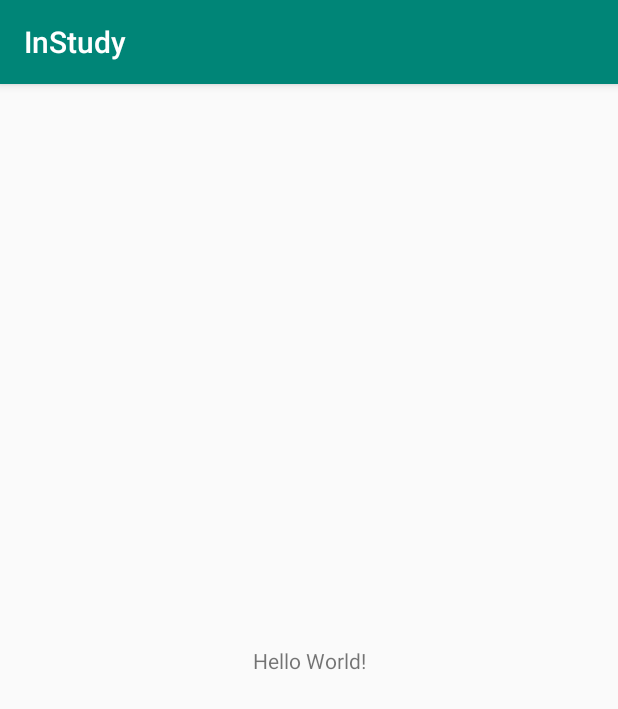
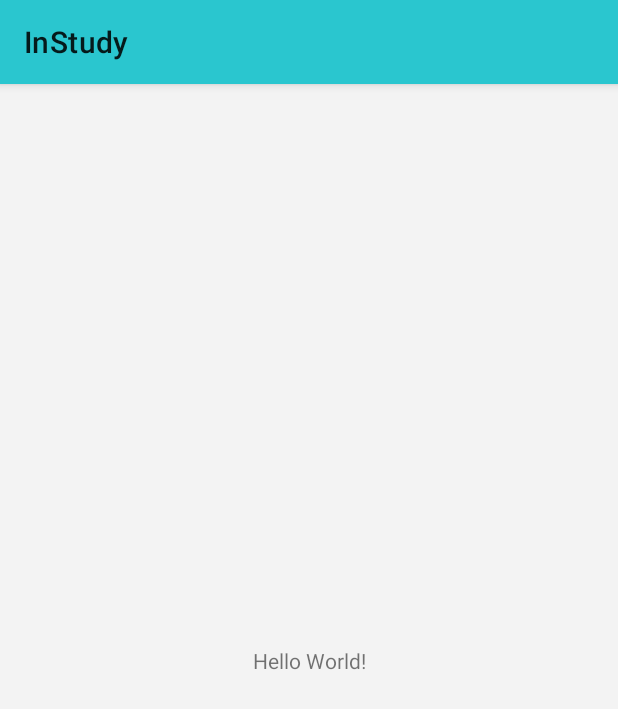
Before and after one commit to Kakainchik/InStudy-MobileApp, an Android app: the screen it shows after launch (MainActivity), on a phone screen of 412 x 824 dp. Shown: the top 709 px of the screen. Run offline under Robolectric (Android 15) with nearby library versions, the phone set to English and light mode, and no system bars.

Commit message:
Made design for signing in page.

```diff
--- a/app/build.gradle
+++ b/app/build.gradle
@@ -32,5 +32,5 @@ dependencies {
     androidTestImplementation 'androidx.test:runner:1.3.0'
     androidTestImplementation 'androidx.test.espresso:espresso-core:3.3.0'
     //Additional
-    implementation 'com.google.android.material:material:1.3.0-alpha03'
+    implementation 'com.google.android.material:material:1.2.1'
 }
--- /dev/null
+++ b/app/src/main/res/drawable-v24/splash_screen.xml
@@ -0,0 +1,11 @@
+<?xml version="1.0" encoding="utf-8"?>
+<!-- Экран загрузки приложения(холодный старт) -->
+<layer-list xmlns:android="http://schemas.android.com/apk/res/android" android:opacity="opaque">
+    <!-- Цвет фона -->
+    <item android:drawable="@color/colorBackground"/>
+
+    <!--<item>-->
+        <!--<bitmap android:src="TODO"-->
+                <!--android:gravity="center"/>-->
+    <!--</item>-->
+</layer-list>
--- a/app/src/main/res/values/colors.xml
+++ b/app/src/main/res/values/colors.xml
@@ -1,6 +1,7 @@
 <?xml version="1.0" encoding="utf-8"?>
 <resources>
-    <color name="colorPrimary">#008577</color>
-    <color name="colorPrimaryDark">#00574B</color>
+    <color name="colorPrimary">#2AC6CF</color>
+    <color name="colorPrimaryDark">#00aebe</color>
     <color name="colorAccent">#D81B60</color>
+    <color name="colorBackground">#f3f3f3</color>
 </resources>
--- /dev/null
+++ b/app/src/main/res/values/dimens.xml
@@ -0,0 +1,4 @@
+<?xml version="1.0" encoding="utf-8"?>
+<resources>
+    <dimen name="title_text_size">26sp</dimen>
+</resources>
--- a/app/src/main/res/values/styles.xml
+++ b/app/src/main/res/values/styles.xml
@@ -1,11 +1,15 @@
 <resources>
 
     <!-- Base application theme. -->
-    <style name="AppTheme" parent="Theme.AppCompat.Light.DarkActionBar">
-        <!-- Customize your theme here. -->
+    <style name="AppTheme" parent="Theme.MaterialComponents.Light">
         <item name="colorPrimary">@color/colorPrimary</item>
         <item name="colorPrimaryDark">@color/colorPrimaryDark</item>
         <item name="colorAccent">@color/colorAccent</item>
+        <item name="android:windowBackground">@color/colorBackground</item>
+    </style>
+
+    <style name="AppTheme.Launcher">
+        <item name="android:windowBackground">@drawable/splash_screen</item>
     </style>
 
 </resources>
--- a/build.gradle
+++ b/build.gradle
@@ -8,7 +8,7 @@ buildscript {
 
     }
     dependencies {
-        classpath 'com.android.tools.build:gradle:3.4.2'
+        classpath 'com.android.tools.build:gradle:3.4.3'
         classpath "org.jetbrains.kotlin:kotlin-gradle-plugin:$kotlin_version"
         // NOTE: Do not place your application dependencies here; they belong
         // in the individual module build.gradle files
```
Also changed, not shown: app/src/main/AndroidManifest.xml (+7 -3 lines), app/src/main/java/kz/gaudeamus/instudy/LoginInActivity.kt (added, +14 -0 lines), app/src/main/java/kz/gaudeamus/instudy/SignInFragment.kt (added, +18 -0 lines), app/src/main/res/layout/activity_login_in.xml (added, +12 -0 lines), app/src/main/res/layout/fragment_sign_in.xml (added, +72 -0 lines), app/src/main/res/values/strings.xml (+6 -1 lines), 1 other file.
